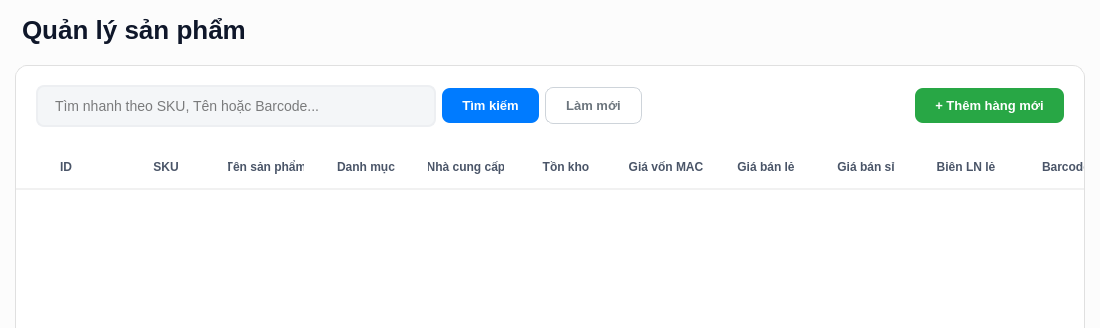
Old version of the form app/modules/product/ui/views/product_management.ui in the repository minhtoan3131/stationpos-python-coursework-basic; both pictures show x 0 to 1100 and y 0 to 328 of the 1100 by 800 pixel window.
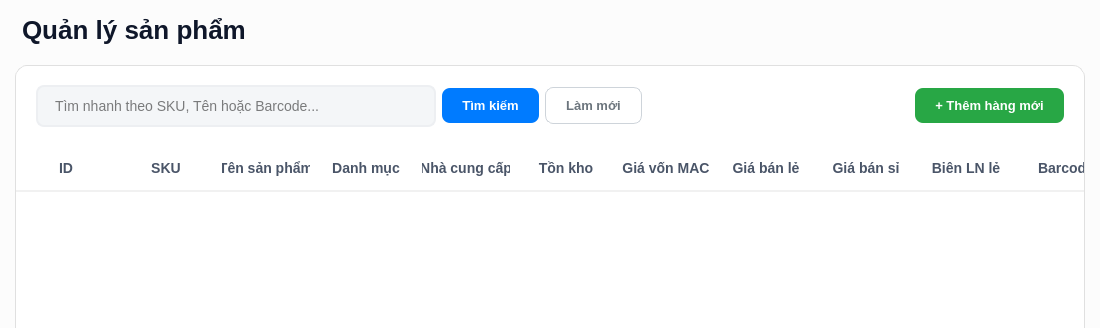
New version of the form.

What changed in the file:
```diff
--- a/app/modules/product/ui/views/product_management.ui
+++ b/app/modules/product/ui/views/product_management.ui
@@ -18,7 +18,7 @@
 /* ENTERPRISE MODERN STYLE */
 QWidget#ProductManagementWidget {
     background-color: #fcfcfc;
-    font-family: 'Segoe UI', sans-serif;
+    font-family: 'Segoe UI', 'Roboto', sans-serif;
 }
 
 QFrame#frame_container {
@@ -26,7 +26,12 @@
     border: 1px solid #e0e0e0;
     border-radius: 12px;
 }
-
+QMessageBox QPushButton {
+    color: #334155; /* Màu chữ nút bấm */
+    background-color: #e2e8f0;
+    border: 1px solid #cbd5e1;
+    padding: 5px 15px;
+}
 QLabel#lbl_title {
     font-size: 26px;
     font-weight: 800;
@@ -86,6 +91,21 @@
     border-bottom: 2px solid #f1f1f1;
     color: #4a5568;
 }
+
+
+QTableWidget {
+        font-size: 14px;        /* Tăng kích thước chữ nội dung lên 14px (Mặc định thường là 12px) */
+        font-weight: 500;       /* Đẩy độ đậm chữ lên mức vừa phải để dễ đọc số liệu kế toán */
+}
+
+/* 2. Phóng to chữ của các thanh Tiêu đề cột (Headers) */
+QHeaderView::section {
+    font-size: 14px;        /* Đặt kích thước chữ tiêu đề cột lớn hơn nội dung 1px */
+    font-weight: 800;       /* Ép font Siêu Đậm (Bold) bộc lộ rõ cấu trúc cột phân lớp */
+    padding: 12px 6px;      /* Nới rộng khoảng cách đệm để tiêu đề không bị bó hẹp khi chữ to lên */
+}
+
+
    </string>
   </property>
   <layout class="QVBoxLayout" name="verticalLayout_root">
```
